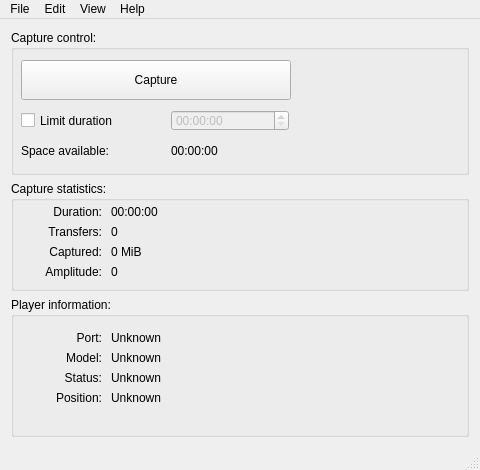
Qt form Linux-Application/DomesdayDuplicator/mainwindow.ui (simoninns/DomesdayDuplicator-gui-app) before a commit.
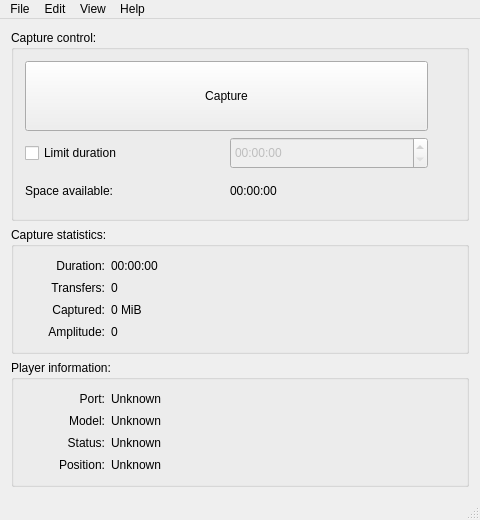
The same form after that commit. Icons and pictures are not drawn. Custom widgets are drawn as their Qt base class.

Commit message:
Rebuild the main window using layouts.
This looks tidier for the newly-added amplitude bits, and it adapts
better when the window size is increased.

```diff
--- a/Linux-Application/DomesdayDuplicator/mainwindow.ui
+++ b/Linux-Application/DomesdayDuplicator/mainwindow.ui
@@ -7,13 +7,13 @@
     <x>0</x>
     <y>0</y>
     <width>480</width>
-    <height>470</height>
+    <height>520</height>
    </rect>
   </property>
   <property name="minimumSize">
    <size>
     <width>480</width>
-    <height>470</height>
+    <height>520</height>
    </size>
   </property>
   <property name="windowTitle">
@@ -27,119 +27,135 @@
    <layout class="QVBoxLayout" name="verticalLayout">
     <item>
      <widget class="QGroupBox" name="captureControlGroupBox">
+      <property name="sizePolicy">
+       <sizepolicy hsizetype="Preferred" vsizetype="Preferred">
+        <horstretch>0</horstretch>
+        <verstretch>60</verstretch>
+       </sizepolicy>
+      </property>
       <property name="minimumSize">
        <size>
         <width>0</width>
-        <height>145</height>
+        <height>0</height>
        </size>
       </property>
       <property name="title">
        <string>Capture control:</string>
       </property>
+      <layout class="QHBoxLayout" name="captureControlHorizontalLayout">
+       <property name="spacing">
+        <number>20</number>
+       </property>
+       <item>
+        <layout class="QVBoxLayout" name="captureControlVerticalLayout">
+         <property name="spacing">
+          <number>6</number>
+         </property>
+         <item>
+          <widget class="QPushButton" name="capturePushButton">
+           <property name="sizePolicy">
+            <sizepolicy hsizetype="Expanding" vsizetype="Expanding">
+             <horstretch>0</horstretch>
+             <verstretch>0</verstretch>
+            </sizepolicy>
+           </property>
+           <property name="minimumSize">
+            <size>
+             <width>0</width>
+             <height>0</height>
+            </size>
+           </property>
+           <property name="text">
+            <string>Capture</string>
+           </property>
+          </widget>
+         </item>
+         <item>
+          <layout class="QGridLayout" name="captureControlGridLayout">
+           <item row="0" column="0">
       <widget class="QCheckBox" name="limitDurationCheckBox">
-       <property name="geometry">
-        <rect>
-         <x>10</x>
-         <y>80</y>
-         <width>141</width>
-         <height>21</height>
-        </rect>
+             <property name="sizePolicy">
+              <sizepolicy hsizetype="Preferred" vsizetype="Preferred">
+               <horstretch>0</horstretch>
+               <verstretch>0</verstretch>
+              </sizepolicy>
        </property>
        <property name="text">
         <string>Limit duration</string>
        </property>
       </widget>
+           </item>
+           <item row="0" column="1">
       <widget class="QTimeEdit" name="durationLimitTimeEdit">
        <property name="enabled">
         <bool>false</bool>
        </property>
-       <property name="geometry">
-        <rect>
-         <x>160</x>
-         <y>80</y>
-         <width>118</width>
-         <height>21</height>
-        </rect>
+             <property name="sizePolicy">
+              <sizepolicy hsizetype="Preferred" vsizetype="Expanding">
+               <horstretch>0</horstretch>
+               <verstretch>0</verstretch>
+              </sizepolicy>
        </property>
        <property name="displayFormat">
         <string>HH:mm:ss</string>
        </property>
       </widget>
-      <widget class="QPushButton" name="capturePushButton">
-       <property name="geometry">
-        <rect>
-         <x>10</x>
-         <y>30</y>
-         <width>270</width>
-         <height>40</height>
-        </rect>
-       </property>
-       <property name="minimumSize">
-        <size>
-         <width>270</width>
-         <height>40</height>
-        </size>
-       </property>
-       <property name="maximumSize">
-        <size>
-         <width>240</width>
-         <height>40</height>
-        </size>
-       </property>
+           </item>
+           <item row="1" column="0">
+            <widget class="QLabel" name="spaceAvailablePreLabel">
+             <property name="text">
+              <string>Space available:</string>
+             </property>
+            </widget>
+           </item>
+           <item row="1" column="1">
+            <widget class="QLabel" name="spaceAvailableLabel">
+             <property name="sizePolicy">
+              <sizepolicy hsizetype="Preferred" vsizetype="Expanding">
+               <horstretch>0</horstretch>
+               <verstretch>0</verstretch>
+              </sizepolicy>
+             </property>
        <property name="text">
-        <string>Capture</string>
-       </property>
-      </widget>
+              <string>00:00:00</string>
+             </property>
+            </widget>
+           </item>
+          </layout>
+         </item>
+        </layout>
+       </item>
+       <item>
       <widget class="QLabel" name="dddLogoLabel">
-       <property name="geometry">
-        <rect>
-         <x>300</x>
-         <y>20</y>
-         <width>171</width>
-         <height>101</height>
-        </rect>
-       </property>
        <property name="text">
         <string/>
        </property>
        <property name="pixmap">
         <pixmap resource="resources.qrc">:/graphics/logo/Graphics/Domesday Duplicator logo colour 150px.png</pixmap>
        </property>
-      </widget>
-      <widget class="QLabel" name="spaceAvailablePreLabel">
-       <property name="geometry">
-        <rect>
-         <x>10</x>
-         <y>110</y>
-         <width>121</width>
-         <height>21</height>
-        </rect>
-       </property>
-       <property name="text">
-        <string>Space available:</string>
-       </property>
-      </widget>
-      <widget class="QLabel" name="spaceAvailableLabel">
-       <property name="geometry">
-        <rect>
-         <x>160</x>
-         <y>110</y>
-         <width>121</width>
-         <height>21</height>
-        </rect>
-       </property>
-       <property name="text">
-        <string>00:00:00</string>
-       </property>
-      </widget>
+         <property name="alignment">
+          <set>Qt::AlignCenter</set>
+         </property>
+         <property name="margin">
+          <number>0</number>
+         </property>
+        </widget>
+       </item>
+      </layout>
      </widget>
     </item>
     <item>
      <widget class="QGroupBox" name="captureStatsGroupBox">
+      <property name="sizePolicy">
+       <sizepolicy hsizetype="Preferred" vsizetype="Preferred">
+        <horstretch>0</horstretch>
+        <verstretch>40</verstretch>
+       </sizepolicy>
+      </property>
       <property name="minimumSize">
        <size>
         <width>0</width>
-        <height>105</height>
+        <height>0</height>
        </size>
       </property>
       <property name="maximumSize">
@@ -151,14 +167,45 @@
       <property name="title">
        <string>Capture statistics:</string>
       </property>
+      <layout class="QHBoxLayout" name="captureStatsHorizontalLayout">
+       <item>
+        <layout class="QGridLayout" name="captureStatsGridLayout" columnminimumwidth="80,0">
+         <item row="0" column="0">
+          <widget class="QLabel" name="durationPreLabel">
+           <property name="minimumSize">
+            <size>
+             <width>0</width>
+             <height>0</height>
+            </size>
+           </property>
+           <property name="text">
+            <string>Duration:</string>
+           </property>
+           <property name="alignment">
+            <set>Qt::AlignRight|Qt::AlignTrailing|Qt::AlignVCenter</set>
+           </property>
+          </widget>
+         </item>
+         <item row="0" column="1">
+          <widget class="QLabel" name="durationLabel">
+           <property name="sizePolicy">
+            <sizepolicy hsizetype="Expanding" vsizetype="Preferred">
+             <horstretch>0</horstretch>
+             <verstretch>0</verstretch>
+            </sizepolicy>
+           </property>
+           <property name="text">
+            <string>00:00:00</string>
+           </property>
+          </widget>
+         </item>
+         <item row="1" column="0">
       <widget class="QLabel" name="numberOfTransfersPreLabel">
-       <property name="geometry">
-        <rect>
-         <x>10</x>
-         <y>40</y>
-         <width>81</width>
-         <height>21</height>
-        </rect>
+           <property name="minimumSize">
+            <size>
+             <width>0</width>
+             <height>0</height>
+            </size>
        </property>
        <property name="text">
         <string>Transfers:</string>
@@ -167,27 +214,27 @@
         <set>Qt::AlignRight|Qt::AlignTrailing|Qt::AlignVCenter</set>
        </property>
       </widget>
+         </item>
+         <item row="1" column="1">
       <widget class="QLabel" name="numberOfTransfersLabel">
-       <property name="geometry">
-        <rect>
-         <x>100</x>
-         <y>40</y>
-         <width>231</width>
-         <height>21</height>
-        </rect>
+           <property name="sizePolicy">
+            <sizepolicy hsizetype="Expanding" vsizetype="Preferred">
+             <horstretch>0</horstretch>
+             <verstretch>0</verstretch>
+            </sizepolicy>
        </property>
        <property name="text">
         <string>0</string>
        </property>
       </widget>
+         </item>
+         <item row="2" column="0">
       <widget class="QLabel" name="dataCapturedPreLabel">
-       <property name="geometry">
-        <rect>
-         <x>10</x>
-         <y>60</y>
-         <width>81</width>
-         <height>21</height>
-        </rect>
+           <property name="minimumSize">
+            <size>
+             <width>0</width>
+             <height>0</height>
+            </size>
        </property>
        <property name="text">
         <string>Captured:</string>
@@ -196,66 +243,27 @@
         <set>Qt::AlignRight|Qt::AlignTrailing|Qt::AlignVCenter</set>
        </property>
       </widget>
+         </item>
+         <item row="2" column="1">
       <widget class="QLabel" name="dataCapturedLabel">
-       <property name="geometry">
-        <rect>
-         <x>100</x>
-         <y>60</y>
-         <width>231</width>
-         <height>21</height>
-        </rect>
+           <property name="sizePolicy">
+            <sizepolicy hsizetype="Expanding" vsizetype="Preferred">
+             <horstretch>0</horstretch>
+             <verstretch>0</verstretch>
+            </sizepolicy>
        </property>
        <property name="text">
         <string>0 MiB</string>
        </property>
       </widget>
-      <widget class="QLabel" name="durationPreLabel">
-       <property name="geometry">
-        <rect>
-         <x>10</x>
-         <y>20</y>
-         <width>81</width>
-         <height>21</height>
-        </rect>
-       </property>
-       <property name="text">
-        <string>Duration:</string>
-       </property>
-       <property name="alignment">
-        <set>Qt::AlignRight|Qt::AlignTrailing|Qt::AlignVCenter</set>
-       </property>
-      </widget>
-      <widget class="QLabel" name="durationLabel">
-       <property name="geometry">
-        <rect>
-         <x>100</x>
-         <y>20</y>
-         <width>231</width>
-         <height>21</height>
-        </rect>
-       </property>
-       <property name="text">
-        <string>00:00:00</string>
-       </property>
-      </widget>
-      <widget class="AmplitudeMeasurement" name="am" native="true">
-       <property name="geometry">
-        <rect>
-         <x>180</x>
-         <y>20</y>
-         <width>271</width>
-         <height>81</height>
-        </rect>
-       </property>
-      </widget>
+         </item>
+         <item row="3" column="0">
       <widget class="QLabel" name="meanAmplitudePreLabel">
-       <property name="geometry">
-        <rect>
-         <x>10</x>
-         <y>80</y>
-         <width>81</width>
-         <height>21</height>
-        </rect>
+           <property name="minimumSize">
+            <size>
+             <width>0</width>
+             <height>0</height>
+            </size>
        </property>
        <property name="text">
         <string>Amplitude:</string>
@@ -264,19 +272,33 @@
         <set>Qt::AlignRight|Qt::AlignTrailing|Qt::AlignVCenter</set>
        </property>
       </widget>
+         </item>
+         <item row="3" column="1">
       <widget class="QLabel" name="meanAmplitudeLabel">
-       <property name="geometry">
-        <rect>
-         <x>100</x>
-         <y>80</y>
-         <width>41</width>
-         <height>21</height>
-        </rect>
+           <property name="sizePolicy">
+            <sizepolicy hsizetype="Expanding" vsizetype="Preferred">
+             <horstretch>0</horstretch>
+             <verstretch>0</verstretch>
+            </sizepolicy>
        </property>
        <property name="text">
         <string>0</string>
        </property>
       </widget>
+         </item>
+        </layout>
+       </item>
+       <item>
+        <widget class="AmplitudeMeasurement" name="am" native="true">
+         <property name="minimumSize">
+          <size>
+           <width>180</width>
+           <height>0</height>
+          </size>
+         </property>
+        </widget>
+       </item>
+      </layout>
      </widget>
     </item>
     <item>
@@ -285,15 +307,15 @@
        <bool>true</bool>
       </property>
       <property name="sizePolicy">
-       <sizepolicy hsizetype="Preferred" vsizetype="Fixed">
+       <sizepolicy hsizetype="Preferred" vsizetype="Preferred">
         <horstretch>0</horstretch>
-        <verstretch>0</verstretch>
+        <verstretch>40</verstretch>
        </sizepolicy>
       </property>
       <property name="minimumSize">
        <size>
         <width>0</width>
-        <height>140</height>
+        <height>0</height>
        </size>
       </property>
       <property name="maximumSize">
@@ -305,14 +327,74 @@
       <property name="title">
        <string>Player information:</string>
       </property>
+      <layout class="QHBoxLayout" name="playerInfoHorizontalLayout">
+       <item>
+        <layout class="QGridLayout" name="playerInfoGridLayout" columnminimumwidth="80,0">
+         <item row="0" column="0">
+          <widget class="QLabel" name="playerPortPreLabel">
+           <property name="minimumSize">
+            <size>
+             <width>0</width>
+             <height>0</height>
+            </size>
+           </property>
+           <property name="text">
+            <string>Port:</string>
+           </property>
+           <property name="alignment">
+            <set>Qt::AlignRight|Qt::AlignTrailing|Qt::AlignVCenter</set>
+           </property>
+          </widget>
+         </item>
+         <item row="0" column="1">
+          <widget class="QLabel" name="playerPortLabel">
+           <property name="sizePolicy">
+            <sizepolicy hsizetype="Expanding" vsizetype="Preferred">
+             <horstretch>0</horstretch>
+             <verstretch>0</verstretch>
+            </sizepolicy>
+           </property>
+           <property name="text">
+            <string>Unknown</string>
+           </property>
+          </widget>
+         </item>
+         <item row="1" column="0">
+          <widget class="QLabel" name="playerModelPreLabel">
+           <property name="minimumSize">
+            <size>
+             <width>0</width>
+             <height>0</height>
+            </size>
+           </property>
+           <property name="text">
+            <string>Model:</string>
+           </property>
+           <property name="alignment">
+            <set>Qt::AlignRight|Qt::AlignTrailing|Qt::AlignVCenter</set>
+           </property>
+          </widget>
+         </item>
+         <item row="1" column="1">
+          <widget class="QLabel" name="playerModelLabel">
+           <property name="sizePolicy">
+            <sizepolicy hsizetype="Expanding" vsizetype="Preferred">
+             <horstretch>0</horstretch>
+             <verstretch>0</verstretch>
+            </sizepolicy>
+           </property>
+           <property name="text">
+            <string>Unknown</string>
+           </property>
+          </widget>
+         </item>
+         <item row="2" column="0">
       <widget class="QLabel" name="playerStatusPreLabel">
-       <property name="geometry">
-        <rect>
-         <x>10</x>
-         <y>70</y>
-         <width>81</width>
-         <height>21</height>
-        </rect>
+           <property name="minimumSize">
+            <size>
+             <width>0</width>
+             <height>0</height>
+            </size>
        </property>
        <property name="text">
         <string>Status:</string>
@@ -321,14 +403,27 @@
         <set>Qt::AlignRight|Qt::AlignTrailing|Qt::AlignVCenter</set>
        </property>
       </widget>
+         </item>
+         <item row="2" column="1">
+          <widget class="QLabel" name="playerStatusLabel">
+           <property name="sizePolicy">
+            <sizepolicy hsizetype="Expanding" vsizetype="Preferred">
+             <horstretch>0</horstretch>
+             <verstretch>0</verstretch>
+            </sizepolicy>
+           </property>
+           <property name="text">
+            <string>Unknown</string>
+           </property>
+          </widget>
+         </item>
+         <item row="3" column="0">
       <widget class="QLabel" name="playerPositionPreLabel">
-       <property name="geometry">
-        <rect>
-         <x>10</x>
-         <y>90</y>
-         <width>81</width>
-         <height>21</height>
-        </rect>
+           <property name="minimumSize">
+            <size>
+             <width>0</width>
+             <height>0</height>
+            </size>
        </property>
        <property name="text">
         <string>Position:</string>
@@ -337,90 +432,23 @@
         <set>Qt::AlignRight|Qt::AlignTrailing|Qt::AlignVCenter</set>
        </property>
       </widget>
-      <widget class="QLabel" name="playerStatusLabel">
-       <property name="geometry">
-        <rect>
-         <x>100</x>
-         <y>70</y>
-         <width>171</width>
-         <height>21</height>
-        </rect>
-       </property>
-       <property name="text">
-        <string>Unknown</string>
-       </property>
-      </widget>
+         </item>
+         <item row="3" column="1">
       <widget class="QLabel" name="playerPositionLabel">
-       <property name="geometry">
-        <rect>
-         <x>100</x>
-         <y>90</y>
-         <width>171</width>
-         <height>21</height>
-        </rect>
+           <property name="sizePolicy">
+            <sizepolicy hsizetype="Expanding" vsizetype="Preferred">
+             <horstretch>0</horstretch>
+             <verstretch>0</verstretch>
+            </sizepolicy>
        </property>
        <property name="text">
         <string>Unknown</string>
        </property>
       </widget>
-      <widget class="QLabel" name="playerModelPreLabel">
-       <property name="geometry">
-        <rect>
-         <x>10</x>
-         <y>50</y>
-         <width>81</width>
-         <height>21</height>
-        </rect>
-       </property>
-       <property name="text">
-        <string>Model:</string>
-       </property>
-       <property name="alignment">
-        <set>Qt::AlignRight|Qt::AlignTrailing|Qt::AlignVCenter</set>
-       </property>
-      </widget>
-      <widget class="QLabel" name="playerModelLabel">
-       <property name="geometry">
-        <rect>
-         <x>100</x>
-         <y>50</y>
-         <width>171</width>
-         <height>21</height>
-        </rect>
-       </property>
-       <property name="text">
-        <string>Unknown</string>
-       </property>
-      </widget>
-      <widget class="QLabel" name="playerPortLabel">
-       <property name="geometry">
-        <rect>
-         <x>100</x>
-         <y>30</y>
-         <width>171</width>
-         <height>21</height>
-        </rect>
-       </property>
-       <property name="text">
-        <string>Unknown</string>
-       </property>
-      </widget>
-      <widget class="QLabel" name="playerPortPreLabel">
-       <property name="geometry">
-        <rect>
-         <x>10</x>
-         <y>30</y>
-         <width>81</width>
-         <height>21</height>
-        </rect>
-       </property>
-       <property name="text">
-        <string>Port:</string>
-       </property>
-       <property name="alignment">
-        <set>Qt::AlignRight|Qt::AlignTrailing|Qt::AlignVCenter</set>
-       </property>
-      </widget>
+         </item>
+        </layout>
+       </item>
+      </layout>
      </widget>
     </item>
    </layout>
```
Left out of the diff: 2 changed lines with no effect on the pictures. Lines whose indentation alone changed are shown as unchanged.
